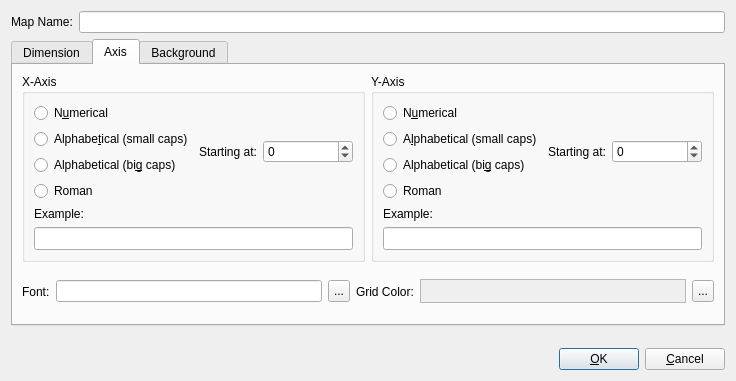
Above: bin/mappropertiesdialog.ui from dyle/rpgmapper before the change. Below: the same form after it.
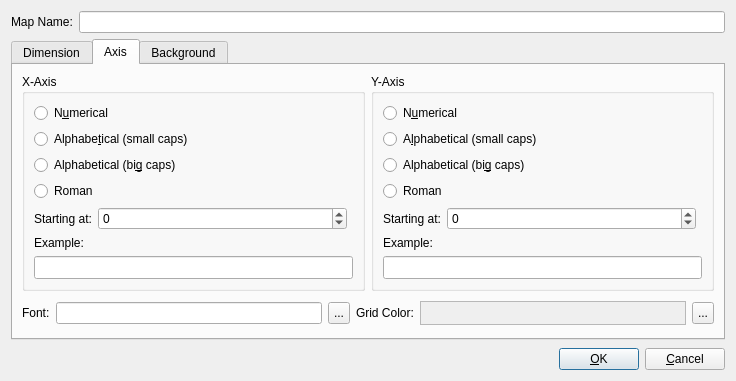
That is the form after the change. The open tabs and pages were chosen to show the change. Icons and pictures are not drawn. Custom widgets are drawn as their Qt base class.

Commit message: splits grid and axis layer

Patch:
```diff
--- a/bin/mappropertiesdialog.ui
+++ b/bin/mappropertiesdialog.ui
@@ -220,20 +220,7 @@
          <property name="title">
           <string>X-Axis</string>
          </property>
-         <layout class="QGridLayout" name="xAxisSampleLayout" rowstretch="0,0,0">
-          <item row="2" column="0" colspan="2">
-           <widget class="QLineEdit" name="xAxisSampleLineEdit">
-            <property name="font">
-             <font>
-              <family>Monospace</family>
-              <pointsize>10</pointsize>
-             </font>
-            </property>
-            <property name="readOnly">
-             <bool>true</bool>
-            </property>
-           </widget>
-          </item>
+         <layout class="QGridLayout" name="xAxisSampleLayout" rowstretch="0,0,0,0">
           <item row="0" column="0">
            <widget class="QWidget" name="xAxisTypeWidget" native="true">
             <layout class="QVBoxLayout" name="xAxisTypeLayout">
@@ -280,7 +267,27 @@
             </layout>
            </widget>
           </item>
-          <item row="0" column="1">
+          <item row="3" column="0" colspan="2">
+           <widget class="QLineEdit" name="xAxisSampleLineEdit">
+            <property name="font">
+             <font>
+              <family>Monospace</family>
+              <pointsize>10</pointsize>
+             </font>
+            </property>
+            <property name="readOnly">
+             <bool>true</bool>
+            </property>
+           </widget>
+          </item>
+          <item row="2" column="0" colspan="2">
+           <widget class="QLabel" name="xAxisSampleTitleLabel">
+            <property name="text">
+             <string>Example:</string>
+            </property>
+           </widget>
+          </item>
+          <item row="1" column="0">
            <widget class="QWidget" name="xAxisStartingWidget" native="true">
             <layout class="QVBoxLayout" name="xAxisStartingLayout">
              <property name="leftMargin">
@@ -333,13 +340,6 @@
             </layout>
            </widget>
           </item>
-          <item row="1" column="0" colspan="2">
-           <widget class="QLabel" name="xAxisSampleTitleLabel">
-            <property name="text">
-             <string>Example:</string>
-            </property>
-           </widget>
-          </item>
          </layout>
         </widget>
        </item>
@@ -410,7 +410,30 @@
              <property name="bottomMargin">
               <number>0</number>
              </property>
-             <item>
+            </layout>
+           </widget>
+          </item>
+          <item row="2" column="0" colspan="2">
+           <widget class="QLabel" name="yAxisSampleTitleLabel">
+            <property name="text">
+             <string>Example:</string>
+            </property>
+           </widget>
+          </item>
+          <item row="3" column="0" colspan="2">
+           <widget class="QLineEdit" name="yAxisSampleLineEdit">
+            <property name="font">
+             <font>
+              <family>Monospace</family>
+              <pointsize>10</pointsize>
+             </font>
+            </property>
+            <property name="readOnly">
+             <bool>true</bool>
+            </property>
+           </widget>
+          </item>
+          <item row="1" column="0">
               <widget class="QWidget" name="yStartingContentWidget" native="true">
                <layout class="QHBoxLayout" name="yAxisStartingContentLayout" stretch="0,1">
                 <property name="leftMargin">
@@ -449,29 +472,6 @@
            </widget>
           </item>
           <item row="1" column="0" colspan="2">
-           <widget class="QLabel" name="yAxisSampleTitleLabel">
-            <property name="text">
-             <string>Example:</string>
-            </property>
-           </widget>
-          </item>
-          <item row="2" column="0" colspan="2">
-           <widget class="QLineEdit" name="yAxisSampleLineEdit">
-            <property name="font">
-             <font>
-              <family>Monospace</family>
-              <pointsize>10</pointsize>
-             </font>
-            </property>
-            <property name="readOnly">
-             <bool>true</bool>
-            </property>
-           </widget>
-          </item>
-         </layout>
-        </widget>
-       </item>
-       <item row="1" column="0" colspan="2">
         <widget class="QWidget" name="fontAndColorWidget" native="true">
          <property name="minimumSize">
           <size>
```
Left out of the diff: 6 changed lines with no effect on the pictures. Lines whose indentation alone changed are shown as unchanged. The commit also changes 14 other files.
